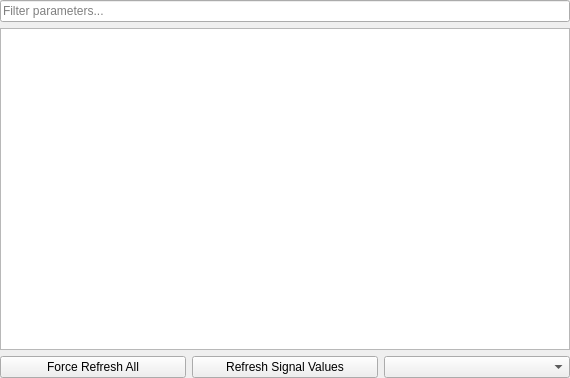
Old version of the form code/dev_tool/ui/ParameterTableWidget.ui in the repository Veeti-Lukin/ServoCore.
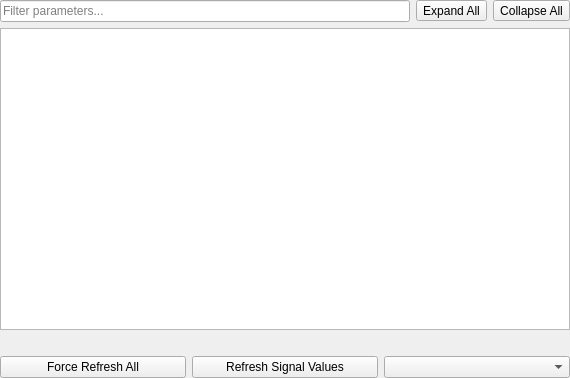
New version of the form.

Commit message: [Dev tool] WIP parameter groups as a single tree

The edit to the form file:
```diff
--- a/code/dev_tool/ui/ParameterTableWidget.ui
+++ b/code/dev_tool/ui/ParameterTableWidget.ui
@@ -27,14 +27,41 @@
     <number>0</number>
    </property>
    <item>
+    <layout class="QHBoxLayout" name="filterLayout">
+     <item>
     <widget class="QLineEdit" name="filterLineEdit">
      <property name="placeholderText">
       <string>Filter parameters...</string>
      </property>
+       <property name="clearButtonEnabled">
+        <bool>true</bool>
+       </property>
     </widget>
    </item>
    <item>
-    <widget class="QTableView" name="tableView">
+      <widget class="QToolButton" name="expandAllToolButton">
+       <property name="toolTip">
+        <string>Expand every parameter group</string>
+       </property>
+       <property name="text">
+        <string>Expand All</string>
+       </property>
+      </widget>
+     </item>
+     <item>
+      <widget class="QToolButton" name="collapseAllToolButton">
+       <property name="toolTip">
+        <string>Collapse every parameter group</string>
+       </property>
+       <property name="text">
+        <string>Collapse All</string>
+       </property>
+      </widget>
+     </item>
+    </layout>
+   </item>
+   <item>
+    <widget class="QTreeView" name="parameterTreeView">
      <property name="sizePolicy">
       <sizepolicy hsizetype="Expanding" vsizetype="Expanding">
        <horstretch>0</horstretch>
@@ -43,6 +70,13 @@
      </property>
     </widget>
    </item>
+   <item>
+    <widget class="QLabel" name="statusLabel">
+     <property name="text">
+      <string/>
+     </property>
+    </widget>
+   </item>
    <item>
     <layout class="QHBoxLayout" name="horizontalLayout">
      <item>
```
Lines whose indentation alone changed are shown as unchanged. The commit also changes 15 other files.
